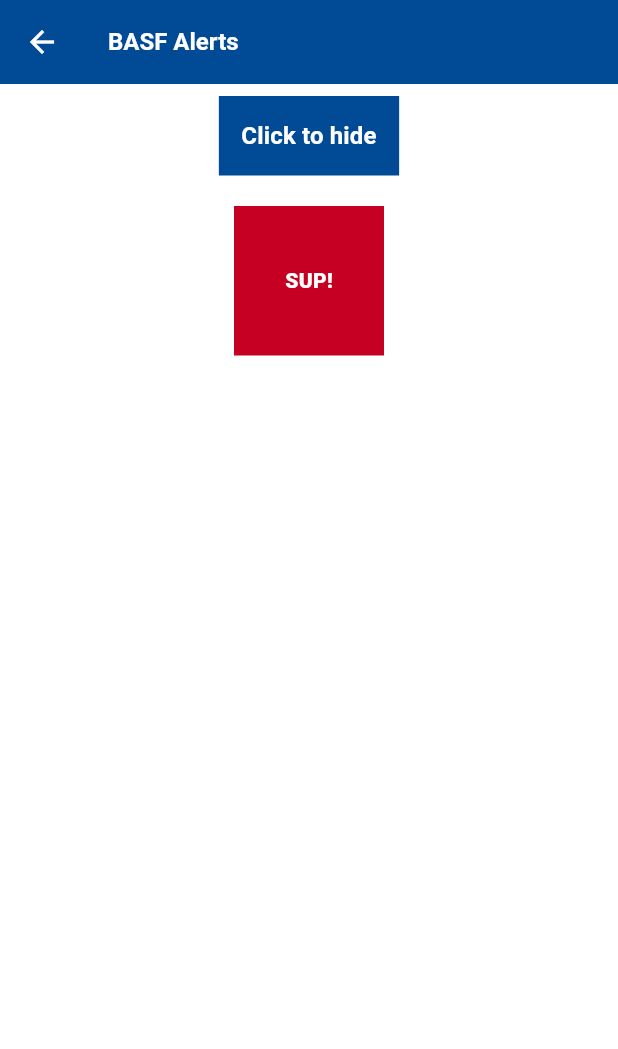
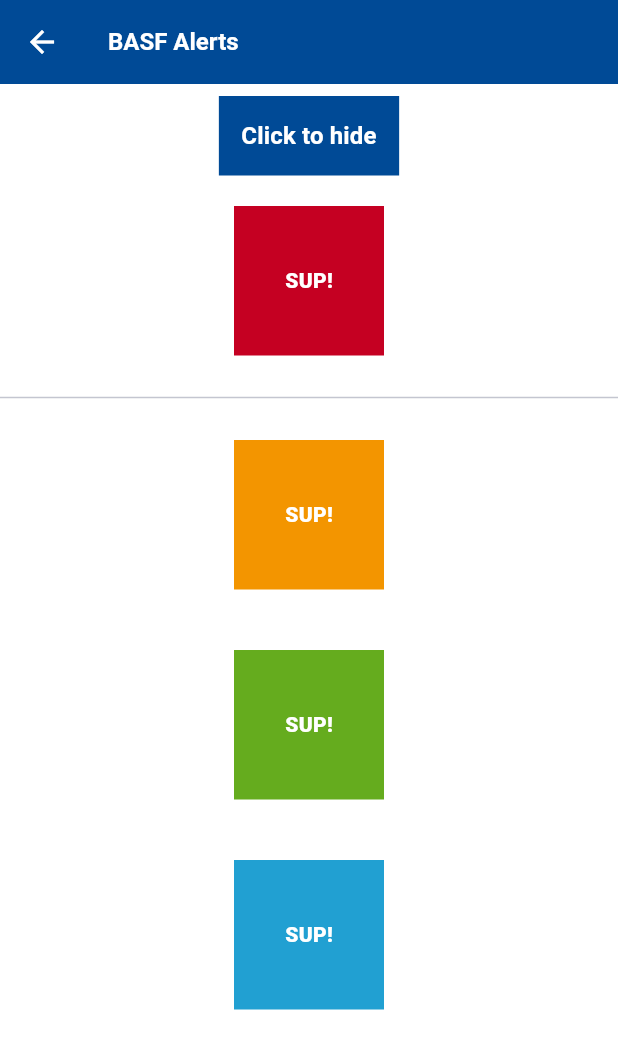
Before and after one commit to cgutierr-zgz/basf_flutter_components, a Flutter app: the AnimationsOverviewScreen screen opened directly, on a phone screen of 412 x 824 dp. Shown: the top 1049 px of the screen. Run offline on Flutter 3.47's test engine with Material 2 defaults, Android fonts, the phone set to English and light mode, and no system bars.

Commit message:
Updated example

```diff
--- a/example/lib/screens/animations/animations.dart
+++ b/example/lib/screens/animations/animations.dart
@@ -13,7 +13,6 @@ class _AnimationsOverviewScreenState extends State<AnimationsOverviewScreen> {
   bool visible = true;
   @override
   Widget build(BuildContext context) {
-    final theme = Theme.of(context);
     return Scaffold(
       appBar: AppBar(title: const Text('BASF Alerts')),
       body: Padding(
@@ -42,8 +41,8 @@ class _AnimationsOverviewScreenState extends State<AnimationsOverviewScreen> {
                 ),
               ),
             ),
-            // const Divider(),
-            //  ...widgetsExample()
+            const Divider(),
+            ...widgetsExample()
           ].joinWithSeparator(VerticalSpacer.medium20()),
         ),
       ),
```
